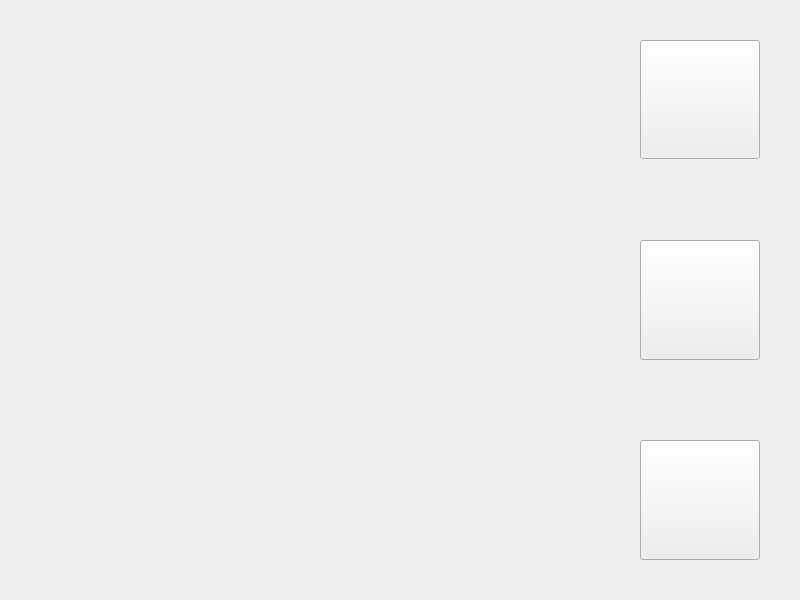
Fr1tzler/HexatoriPy, file pyQt/design.ui: the form before one commit.
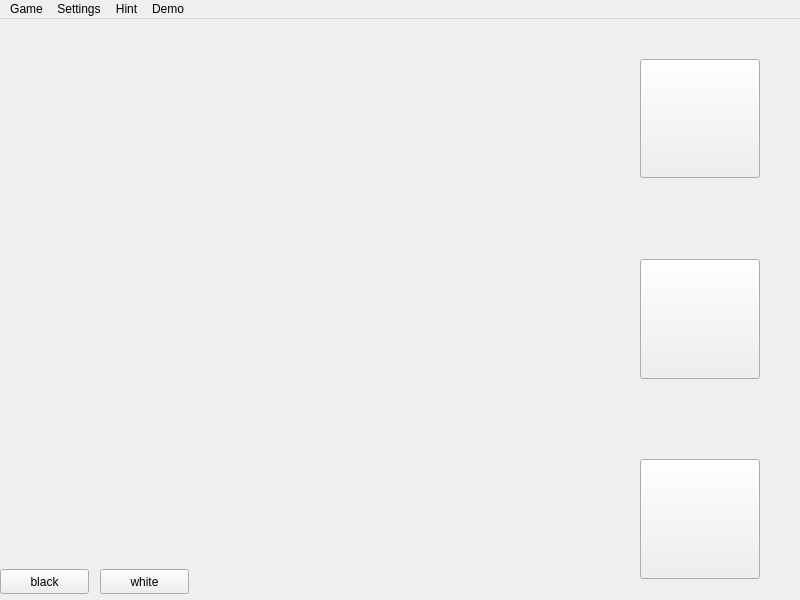
The form after the commit.

Patch:
```diff
--- a/pyQt/design.ui
+++ b/pyQt/design.ui
@@ -71,7 +71,92 @@
      <string/>
     </property>
    </widget>
+   <widget class="QPushButton" name="blackButton">
+    <property name="geometry">
+     <rect>
+      <x>0</x>
+      <y>550</y>
+      <width>89</width>
+      <height>25</height>
+     </rect>
+    </property>
+    <property name="text">
+     <string>black</string>
+    </property>
+   </widget>
+   <widget class="QPushButton" name="whiteButton">
+    <property name="geometry">
+     <rect>
+      <x>100</x>
+      <y>550</y>
+      <width>89</width>
+      <height>25</height>
+     </rect>
+    </property>
+    <property name="text">
+     <string>white</string>
+    </property>
+   </widget>
   </widget>
+  <widget class="QMenuBar" name="menuBar">
+   <property name="geometry">
+    <rect>
+     <x>0</x>
+     <y>0</y>
+     <width>800</width>
+     <height>22</height>
+    </rect>
+   </property>
+   <widget class="QMenu" name="menuFile">
+    <property name="title">
+     <string>Game</string>
+    </property>
+    <addaction name="actionSet_size"/>
+    <addaction name="separator"/>
+    <addaction name="actionUndo"/>
+    <addaction name="actionRedo"/>
+   </widget>
+   <widget class="QMenu" name="menuSetings">
+    <property name="title">
+     <string>Settings</string>
+    </property>
+    <addaction name="actionEdit_colors"/>
+   </widget>
+   <widget class="QMenu" name="menuHint">
+    <property name="title">
+     <string>Hint</string>
+    </property>
+   </widget>
+   <widget class="QMenu" name="menuDemo">
+    <property name="title">
+     <string>Demo</string>
+    </property>
+   </widget>
+   <addaction name="menuFile"/>
+   <addaction name="menuSetings"/>
+   <addaction name="menuHint"/>
+   <addaction name="menuDemo"/>
+  </widget>
+  <action name="actionSet_size">
+   <property name="text">
+    <string>Set size</string>
+   </property>
+  </action>
+  <action name="actionEdit_colors">
+   <property name="text">
+    <string>Edit colors</string>
+   </property>
+  </action>
+  <action name="actionUndo">
+   <property name="text">
+    <string>Undo</string>
+   </property>
+  </action>
+  <action name="actionRedo">
+   <property name="text">
+    <string>Redo</string>
+   </property>
+  </action>
  </widget>
  <resources/>
  <connections/>
```
